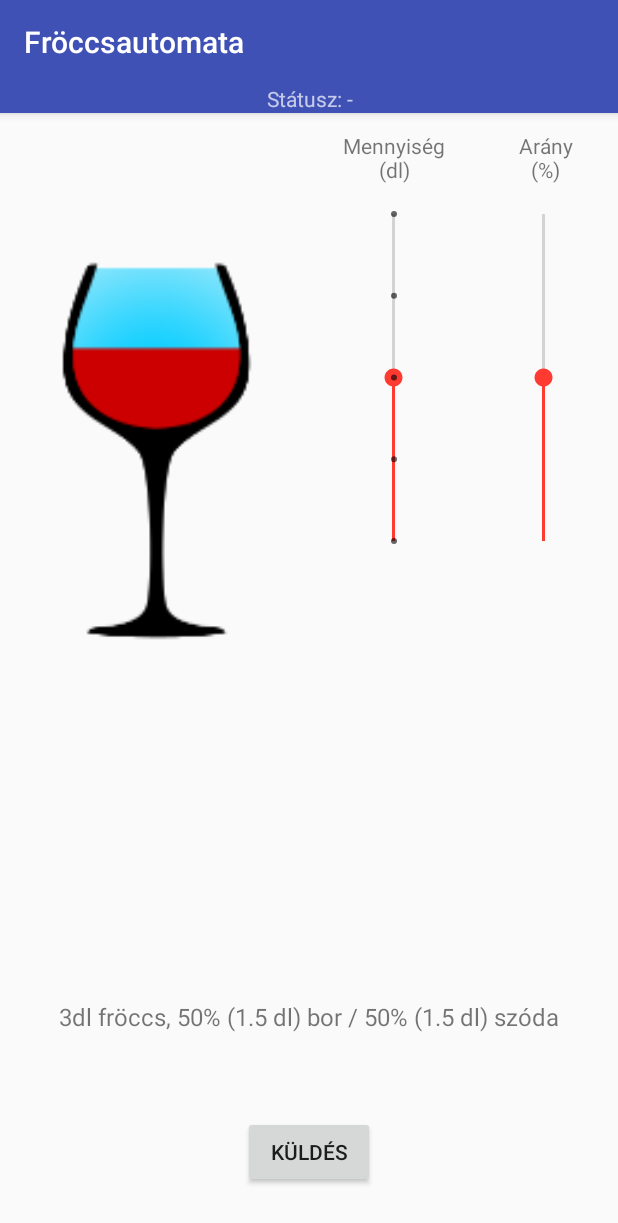
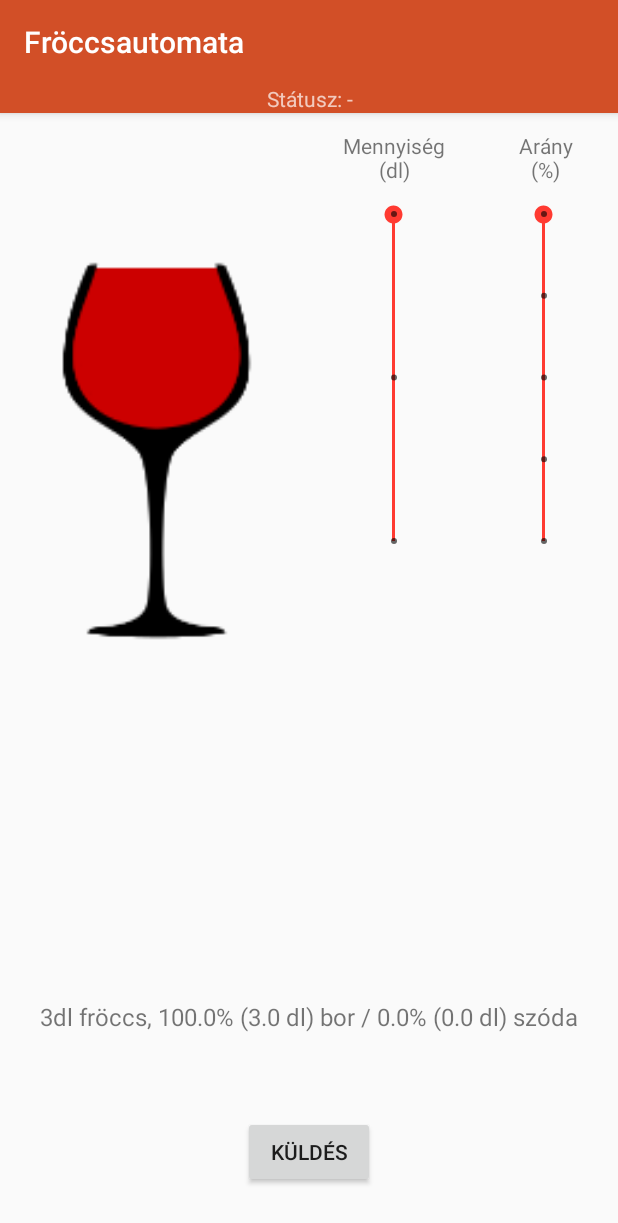
Before and after one commit to macsodev/Froccsautomata, an Android app: the screen it shows after launch (MainActivity), on a phone screen of 412 x 824 dp. Shown: the top 1223 px of the screen. Run offline under Robolectric (Android 15) with nearby library versions, the phone set to English and light mode, and no system bars; libraries missing offline, so code that uses them is left out: com.github.clans.fab; plain views replace FloatingActionButton, FloatingActionMenu; 2 statements that could not run were skipped.

Commit message:
Mennyiseg es arany rework Kuldott adat rework BT kuldes crash fix (kapcsolat ellenorzese) Activity header es StatusBar szinezes

```diff
--- a/app/build.gradle
+++ b/app/build.gradle
@@ -7,7 +7,7 @@ android {
         minSdkVersion 19
         targetSdkVersion 26
         versionCode 1
-        versionName "1.0"
+        versionName "1.1"
         testInstrumentationRunner "android.support.test.runner.AndroidJUnitRunner"
     }
     buildTypes {
--- a/app/src/main/java/hu/macsodev/froccsautomata/MainActivity.java
+++ b/app/src/main/java/hu/macsodev/froccsautomata/MainActivity.java
@@ -54,6 +54,8 @@ public class MainActivity extends AppCompatActivity {
     ImageView ivPohar;
     Animation animFadeOut;
     Animation animFadeIn;
+    int ADAT_MENNYISEG;
+    int ADAT_ARANY;
 
     Button On, Off, Discnt, Abt;
     String address = null;
@@ -176,10 +178,12 @@ public class MainActivity extends AppCompatActivity {
         fabmenu.close(true);
     }
     public void csuszkaModosit(){
+        double[] aranyok = {0, 0.33, 0.5, 0.66, 1};
+
+        int mennyiseg = sbMennyiseg.getProgress() + 1;
         int arany = sbArany.getProgress();
-        int arany_szoda = sbArany.getMax()-arany;
-        int mennyiseg = sbMennyiseg.getProgress() + 1;
-        float mennyiseg_bor = ((float)mennyiseg*arany)/100;
+        double arany_szoda = mennyiseg - (mennyiseg * aranyok[arany]);//sbArany.getMax()-arany;
+        double mennyiseg_bor = ((float)mennyiseg*aranyok[arany]);
 
         //bor mennyiseg 1 tizedesjegyre
         BigDecimal bd_bor = new BigDecimal(mennyiseg_bor);
@@ -190,8 +194,26 @@ public class MainActivity extends AppCompatActivity {
         BigDecimal bd_szoda = new BigDecimal(mennyiseg - mennyiseg_bor_bd);
         bd_szoda = bd_szoda.setScale(1, RoundingMode.HALF_UP);
         double mennyiseg_szoda_bd = bd_szoda.doubleValue();
+        double bor_szazalek = (((mennyiseg*aranyok[arany]) / mennyiseg) * 100);
+        arany_szoda = 100 - bor_szazalek;
 
-        tvAranyAllas.setText(mennyiseg+"dl fröccs, "+arany+"% ("+ mennyiseg_bor_bd +" dl) bor / "+arany_szoda+"% ("+ mennyiseg_szoda_bd + " dl) szóda");
+        tvAranyAllas.setText(mennyiseg+"dl fröccs, "+ bor_szazalek +"% ("+ mennyiseg_bor_bd +" dl) bor / "+arany_szoda+"% ("+ mennyiseg_szoda_bd + " dl) szóda");
+
+        // Kuldendo adatok beallitasa
+        ADAT_MENNYISEG = mennyiseg;
+        if(arany == 0) ADAT_ARANY = 8;
+        else if(arany == 1) ADAT_ARANY = 4;
+        else if(arany == 2) ADAT_ARANY = 5;
+        else if(arany == 3) ADAT_ARANY = 6;
+        else if(arany == 4) ADAT_ARANY = 7;
+
+        StringBuilder sb = new StringBuilder();
+        sb.append("ELKÜLDÖTT ADAT: ");
+        sb.append(ADAT_MENNYISEG);
+        sb.append(ADAT_ARANY);
+        String s = sb.toString();
+
+        Toast.makeText(this.getApplicationContext(), s, Toast.LENGTH_SHORT).show();
 
         // IV pohar beallitasok
         setIvPoharArany(arany);
@@ -199,6 +221,7 @@ public class MainActivity extends AppCompatActivity {
     }
 
     public void setIvPoharArany(int arany){
+        /*
         if(arany<10) ivPohar.setImageResource(R.mipmap.glass_arany_progress_0_fg);
         else if(arany>=10 && arany <20) ivPohar.setImageResource(R.mipmap.glass_arany_progress_10_fg);
         else if(arany >=20 && arany<30) ivPohar.setImageResource(R.mipmap.glass_arany_progress_20_fg);
@@ -210,6 +233,14 @@ public class MainActivity extends AppCompatActivity {
         else if(arany >=80 && arany<90) ivPohar.setImageResource(R.mipmap.glass_arany_progress_80_fg);
         else if(arany >=90 && arany<100) ivPohar.setImageResource(R.mipmap.glass_arany_progress_90_fg);
         else if(arany >=100) ivPohar.setImageResource(R.mipmap.glass_arany_progress_100_fg);
+        */
+
+        if(arany==0) ivPohar.setImageResource(R.mipmap.glass_arany_progress_0_fg);
+        else if(arany == 1) ivPohar.setImageResource(R.mipmap.glass_arany_progress_30_fg);
+        else if(arany == 2) ivPohar.setImageResource(R.mipmap.glass_arany_progress_50_fg);
+        else if(arany == 3) ivPohar.setImageResource(R.mipmap.glass_arany_progress_70_fg);
+        else if(arany == 4) ivPohar.setImageResource(R.mipmap.glass_arany_progress_100_fg);
+
     }
 
     public int btSettings2(){
@@ -330,11 +361,19 @@ public class MainActivity extends AppCompatActivity {
 
     public void BTKuldes(View view)
     {
-        if (btSocket!=null)
+        if (btSocket!=null && isBtConnected)
         {
             try
             {
-                btSocket.getOutputStream().write("TESZT".getBytes(),0,5);
+                StringBuilder sb = new StringBuilder();
+                sb.append(ADAT_MENNYISEG);
+                sb.append(ADAT_ARANY);
+                String s = sb.toString();
+
+                // ADAT KULDESE
+                btSocket.getOutputStream().write(s.getBytes(),0,5);
+                Toast.makeText(this.getApplicationContext(),"ELKULDOTT ADAT: " + s, Toast.LENGTH_LONG);
+
             }
             catch (IOException e)
             {
--- a/app/src/main/res/layout/activity_main.xml
+++ b/app/src/main/res/layout/activity_main.xml
@@ -50,11 +50,12 @@
         android:id="@+id/menu"
         android:layout_width="match_parent"
         android:layout_height="match_parent"
+        android:layout_alignParentEnd="true"
         android:layout_alignParentBottom="true"
-        android:layout_alignParentEnd="true"
-        android:layout_marginBottom="10dp"
         android:layout_marginLeft="10dp"
         android:layout_marginRight="10dp"
+        android:layout_marginBottom="10dp"
+        android:clickable="false"
         app:layout_anchor="@+id/include"
         app:layout_anchorGravity="right|bottom"
         app:menu_icon="@drawable/glass_white"
@@ -93,8 +94,8 @@
         fab:menu_shadowColor="#66000000"
         fab:menu_shadowRadius="4dp"
         fab:menu_shadowXOffset="1dp"
+
         fab:menu_shadowYOffset="3dp"
-
         fab:menu_showShadow="true"
         tools:layout_editor_absoluteY="3dp">
 
--- a/app/src/main/res/layout/content_main.xml
+++ b/app/src/main/res/layout/content_main.xml
@@ -98,7 +98,7 @@
                 android:layout_alignParentTop="true"
                 android:layout_marginEnd="54dp"
                 android:layout_marginTop="144dp"
-                android:max="4"
+                android:max="2"
                 android:progress="2"
                 android:visibility="visible" />
 
@@ -145,14 +145,15 @@
 
             <SeekBar
                 android:id="@+id/seekbar_arany"
+                style="@style/Widget.AppCompat.SeekBar.Discrete"
                 android:layout_width="250dp"
                 android:layout_height="38dp"
                 android:layout_alignParentEnd="true"
                 android:layout_alignParentTop="true"
                 android:layout_alignStart="@+id/seekbar_mennyiseg"
                 android:layout_alignTop="@+id/seekbar_mennyiseg"
-                android:max="100"
-                android:progress="50"
+                android:max="4"
+                android:progress="4"
                 android:visibility="visible"
                 tools:layout_editor_absoluteX="126dp"
                 tools:layout_editor_absoluteY="93dp" />
--- a/app/src/main/res/values/colors.xml
+++ b/app/src/main/res/values/colors.xml
@@ -1,6 +1,6 @@
 <?xml version="1.0" encoding="utf-8"?>
 <resources>
-    <color name="colorPrimary">#3F51B5</color>
-    <color name="colorPrimaryDark">#303F9F</color>
+    <color name="colorPrimary">#d24f27</color>
+    <color name="colorPrimaryDark">#d13008</color>
     <color name="colorAccent">#ff3a31</color>
 </resources>
```
